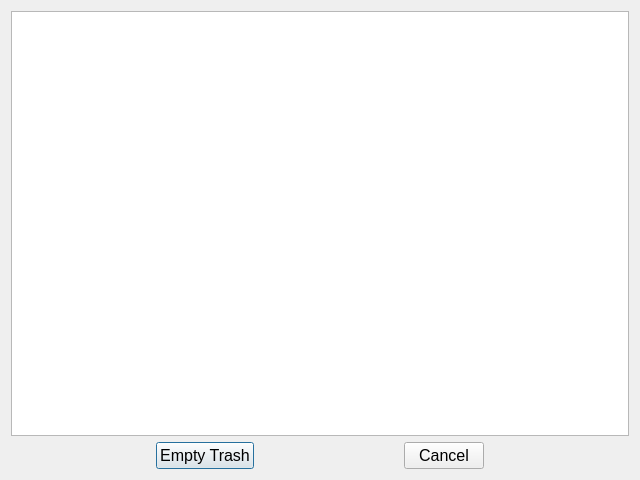
First picture: the form in view/trashdialog.ui, repository DEKHTIARJonathan/LO21-Project, before the edit.
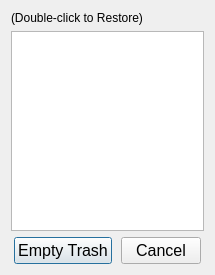
Second picture: the form after the edit.

```diff
--- a/view/trashdialog.ui
+++ b/view/trashdialog.ui
@@ -6,8 +6,8 @@
    <rect>
     <x>0</x>
     <y>0</y>
-    <width>640</width>
-    <height>480</height>
+    <width>215</width>
+    <height>253</height>
    </rect>
   </property>
   <property name="windowTitle">
@@ -15,7 +15,21 @@
   </property>
   <layout class="QVBoxLayout" name="verticalLayout">
    <item>
-    <widget class="QListWidget" name="noteList"/>
+    <widget class="QLabel" name="label">
+     <property name="text">
+      <string>(Double-click to Restore)</string>
+     </property>
+    </widget>
+   </item>
+   <item>
+    <widget class="QListWidget" name="noteList">
+     <property name="minimumSize">
+      <size>
+       <width>0</width>
+       <height>200</height>
+      </size>
+     </property>
+    </widget>
    </item>
    <item>
     <layout class="QHBoxLayout" name="horizontalLayout">
```
Left out of the diff: 2 changed lines with no effect on the pictures.
